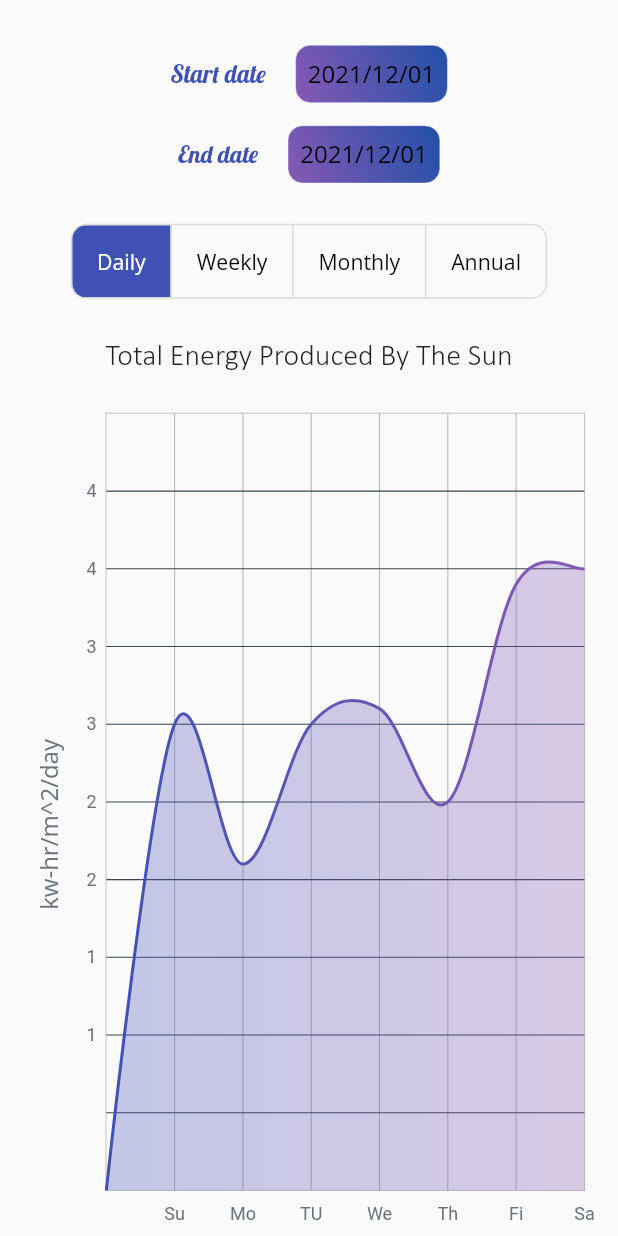
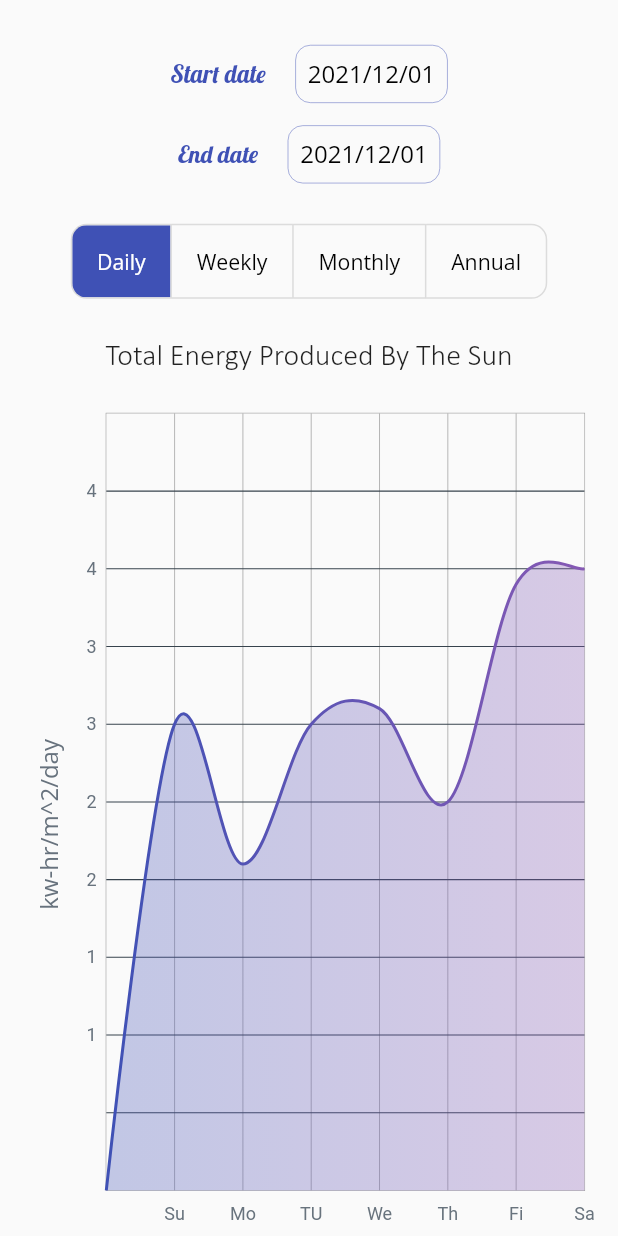
Before and after one commit to Amira-Ezz-149/my_sunshine, a Flutter app: the SunshineScreen screen opened directly, on a phone screen of 412 x 824 dp. Run offline on Flutter 3.47's test engine with Material 2 defaults, Android fonts, the phone set to English and light mode, and no system bars; drawn by our look-alikes of fl_chart; our stand-ins replace flutter_screenutil, geolocator, syncfusion_flutter_charts.

```diff
--- a/lib/screens/splash_screen.dart
+++ b/lib/screens/splash_screen.dart
@@ -34,6 +34,9 @@ class SplashScreen extends StatelessWidget {
               child: Column(
                 // mainAxisAlignment: MainAxisAlignment.center,
                 children: [
+                  SizedBox(
+                    height: 20.0,
+                  ),
                   // Icon(
                   //   Icons.wb_sunny_outlined,
                   //   color: Colors.white,
--- a/lib/screens/sunshine_screen.dart
+++ b/lib/screens/sunshine_screen.dart
@@ -47,15 +47,15 @@ class _SunshineScreenState extends State<SunshineScreen> {
                       // height: 40.0.h,
                       padding: const EdgeInsets.all(8.0),
                       decoration: BoxDecoration(
-                        gradient: LinearGradient(
-                          begin: Alignment.topRight,
-                          end: Alignment.bottomLeft,
-                          colors: [
-                            Color(0xff2150a8),
-                            Color(0xff8659b4),
-                          ],
-                        ),
-                        border: Border.all(color: Colors.white, width: 0.3),
+                        // gradient: LinearGradient(
+                        //   begin: Alignment.topRight,
+                        //   end: Alignment.bottomLeft,
+                        //   colors: [
+                        //     Color(0xff2150a8),
+                        //     Color(0xff8659b4),
+                        //   ],
+                        // ),
+                        border: Border.all(color: Colors.indigo, width: 0.3),
                         borderRadius: BorderRadius.circular(10),
                       ),
                       child: model.isSelectedSS[model.newIndex] == true
@@ -84,15 +84,15 @@ class _SunshineScreenState extends State<SunshineScreen> {
                     Container(
                       padding: const EdgeInsets.all(8.0),
                       decoration: BoxDecoration(
-                        gradient: LinearGradient(
-                          begin: Alignment.topRight,
-                          end: Alignment.bottomLeft,
-                          colors: [
-                            Color(0xff2150a8),
-                            Color(0xff8659b4),
-                          ],
-                        ),
-                        border: Border.all(color: Colors.white, width: 0.3),
+                        // gradient: LinearGradient(
+                        //   begin: Alignment.topRight,
+                        //   end: Alignment.bottomLeft,
+                        //   colors: [
+                        //     Color(0xff2150a8),
+                        //     Color(0xff8659b4),
+                        //   ],
+                        // ),
+                        border: Border.all(color: Colors.indigo, width: 0.3),
                         borderRadius: BorderRadius.circular(10),
                       ),
                       child: model.isSelectedSS[model.newIndex] == true
--- a/lib/widgets/dropdown_widget.dart
+++ b/lib/widgets/dropdown_widget.dart
@@ -68,6 +68,7 @@ class _DropdownWidgetState extends State<DropdownWidget> {
           style: TextStyle(
             fontSize: 14,
             fontFamily: 'OpenSans',
+            // color: Colors.white
           ),
         ),
       );
```
Also changed, not shown: lib/screens/location_screen.dart (+10 -11 lines), 5 other files.
